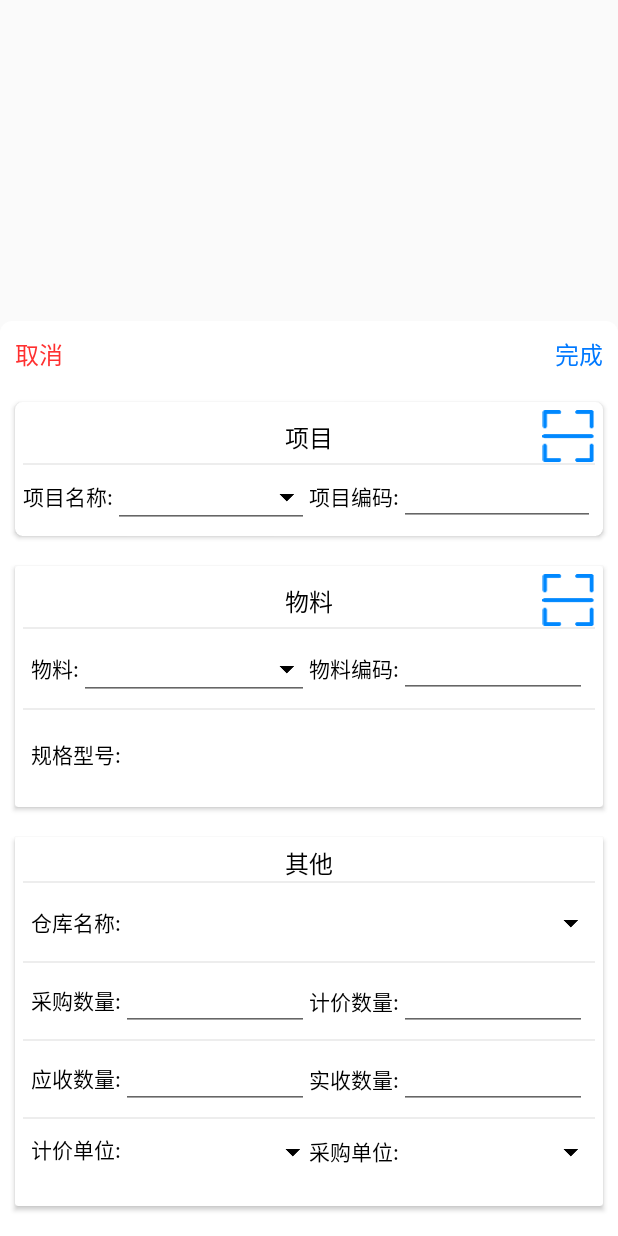
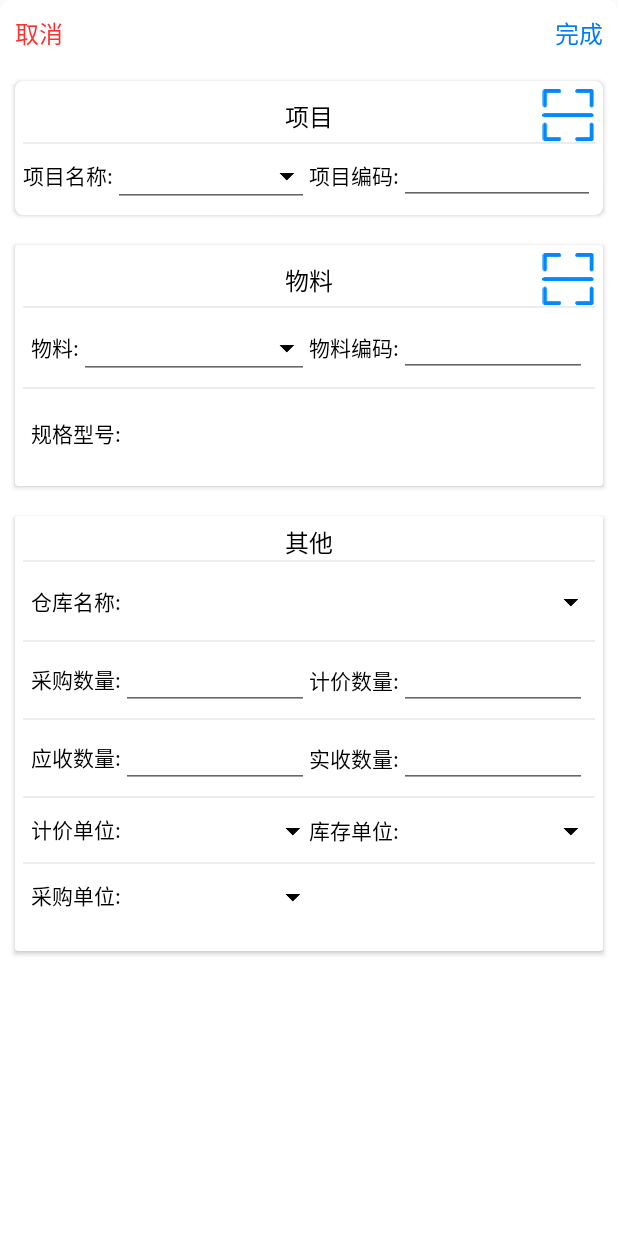
Before and after one commit to LEEHOR/kingdeepda, an Android app: the fragment PurchaseOrderAddDialog shown on its own in the app's theme, after a tap on "取消", on a phone screen of 412 x 824 dp. Run offline under Robolectric (Android 15) with nearby library versions, the phone set to English and light mode, and no system bars; our stand-ins replace ButterKnife, CircleImageView; libraries missing offline, so code that uses them is left out: com.ajguan.library, com.chad.library.

Commit message:
采购入库手动添加时的弹窗修改为全屏。并加入数量字段和单位字段

```diff
--- a/app/src/main/java/com/jeewms/www/wms/base/BaseFragment.java
+++ b/app/src/main/java/com/jeewms/www/wms/base/BaseFragment.java
@@ -37,7 +37,6 @@ import com.jeewms.www.wms.dataBase.BdStock;
 import com.jeewms.www.wms.dataBase.BdSupplier;
 import com.jeewms.www.wms.dataBase.BdUnit;
 import com.jeewms.www.wms.ui.dialog.UpdateBaseDataDialog;
-import com.jeewms.www.wms.ui.fragment.MineFragment;
 import com.jeewms.www.wms.util.GsonUtils;
 import com.jeewms.www.wms.util.SharedPreferencesUtil;
 import com.jeewms.www.wms.util.ToastUtil;
@@ -518,7 +517,6 @@ public abstract class BaseFragment extends Fragment {
                     myHandler.sendMessage(message);
                 }
 
-
             }
         });
     }
--- a/app/src/main/java/com/jeewms/www/wms/ui/activity/mine/ChangePass.java
+++ b/app/src/main/java/com/jeewms/www/wms/ui/activity/mine/ChangePass.java
@@ -142,12 +142,6 @@ public class ChangePass extends BaseActivity {
         check();
     }
 
-    /**
-     * 清除用户信息
-     */
-    private void removeUerInfo() {
-        SharedPreferencesUtil.getInstance(this).clear();
-    }
 
     private void updateUserInfo(String pwd) {
         SharedPreferencesUtil.getInstance(this).setKeyValue(Shared.PASSWORD, pwd);
--- a/app/src/main/java/com/jeewms/www/wms/ui/activity/purchaseWarehousing/PurchaseWarehousingAddActivity.java
+++ b/app/src/main/java/com/jeewms/www/wms/ui/activity/purchaseWarehousing/PurchaseWarehousingAddActivity.java
@@ -328,7 +328,7 @@ public class PurchaseWarehousingAddActivity extends BaseActivity {
             @Override
             public void onConfirm(InStockEntryBean.DataEntity body) {
                 TableBodyDate.add(body);
-                addTable.addData(TableBodyDate,false);
+                addTable.addData(TableBodyDate,true);
             }
 
             @Override
--- a/app/src/main/java/com/jeewms/www/wms/ui/activity/purchaseWarehousing/PurchaseWarehousingDetailActivity.java
+++ b/app/src/main/java/com/jeewms/www/wms/ui/activity/purchaseWarehousing/PurchaseWarehousingDetailActivity.java
@@ -424,7 +424,7 @@ public class PurchaseWarehousingDetailActivity extends BaseActivity {
             public void onConfirm(InStockEntryBean.DataEntity body) {
                 TableBodyDate.clear();
                 TableBodyDate.add(body);
-                addTable.addData(TableBodyDate, false);
+                addTable.addData(TableBodyDate, true);
             }
 
             @Override
--- a/app/src/main/java/com/jeewms/www/wms/ui/dialog/PurchaseOrderAddDialog.java
+++ b/app/src/main/java/com/jeewms/www/wms/ui/dialog/PurchaseOrderAddDialog.java
@@ -56,8 +56,8 @@ public class PurchaseOrderAddDialog extends BaseDialogFragment {
     TextView tvFstockName;
     @BindView(R.id.tv_fpriceunitName)
     TextView tvFpriceunitName;
-    @BindView(R.id.tv_fpurorgName)
-    TextView tvFpurorgName;
+    @BindView(R.id.tv_fremainInStockUnitName)
+    TextView tvFremainInStockUnitName;
     @BindView(R.id.tv_fremainInStockQty)
     EditText tvFremainInStockQty;
     @BindView(R.id.tv_fpriceUnitQty)
@@ -66,11 +66,18 @@ public class PurchaseOrderAddDialog extends BaseDialogFragment {
     EditText tvFmustQty;
     @BindView(R.id.tv_frealQty)
     EditText tvFrealQty;
+    @BindView(R.id.tv_funitName)
+    TextView tvFunitName;
     Unbinder unbinder;
-
     private InStockEntryBean.DataEntity body = new InStockEntryBean.DataEntity();
     private int mSelect = 9999;
     private int pSelect = 9999;
+    private MaterialDialog materialDialog;
+    private ProjectDialog projectDialog;
+    private StockDialog stockDialog;
+    private UnitDialog priceUnit;
+    private UnitDialog funitName;
+    private UnitDialog fremainInStockUnitName;
 
 
     public static PurchaseOrderAddDialog newInstance(String title, int type) {
@@ -94,6 +101,105 @@ public class PurchaseOrderAddDialog extends BaseDialogFragment {
 
     @Override
     protected void initFunc() {
+        materialDialog = MaterialDialog.newInstance(mSelect);
+        materialDialog.setListener(new MaterialDialog.MaterialSelectListener() {
+            @Override
+            public void onConfirm(String name, String number, String specification, int position) {
+                mSelect = position;
+                tvFmaterialName.setText(name);
+                tvFmaterialNum.setText(number);
+                tvFmaterialSpecification.setText(specification);
+                body.setFmaterialName(name);
+                body.setFmaterialNumber(number);
+                body.setFspecification(specification);
+            }
+
+            @Override
+            public void onClose() {
+                materialDialog.Close();
+            }
+        });
+
+        projectDialog = ProjectDialog.newInstance(pSelect);
+        projectDialog.setListener(new ProjectDialog.ProjectSelectListener() {
+            @Override
+            public void onConfirm(String name, String number, int position) {
+                pSelect = position;
+                tvProjectName.setText(name);
+                tvProjectNum.setText(number);
+                body.setProjectName(name);
+                body.setProjectNumber(number);
+            }
+
+            @Override
+            public void onClose() {
+                projectDialog.Close();
+            }
+        });
+
+        stockDialog = StockDialog.newInstance(999);
+        stockDialog.setListener(new StockDialog.StockSelectListener() {
+            @Override
+            public void onConfirm(String name, String number, int position) {
+                tvFstockName.setText(name);
+                body.setFstockName(name);
+                body.setFstockNumber(name);
+            }
+
+            @Override
+            public void onClose() {
+                stockDialog.Close();
+            }
+        });
+
+        //计价单位
+        priceUnit = UnitDialog.newInstance(9999);
+        priceUnit.setListener(new UnitDialog.UnitSelectListener() {
+            @Override
+            public void onConfirm(String name, String number) {
+                tvFpriceunitName.setText(name);
+                body.setFpriceUnitName(name);
+                body.setFpriceUnitNumber(number);
+            }
+
+            @Override
+            public void onClose() {
+                priceUnit.Close();
+            }
+        });
+
+        //库存单位
+        funitName = UnitDialog.newInstance(9999);
+        funitName.setListener(new UnitDialog.UnitSelectListener() {
+            @Override
+            public void onConfirm(String name, String number) {
+                tvFunitName.setText(name);
+                body.setFunitName(name);
+                body.setFunitNumber(number);
+            }
+
+            @Override
+            public void onClose() {
+                funitName.Close();
+            }
+        });
+
+        //采购单位
+        //fremainInStockUnitName
+        fremainInStockUnitName = UnitDialog.newInstance(9999);
+        fremainInStockUnitName.setListener(new UnitDialog.UnitSelectListener() {
+            @Override
+            public void onConfirm(String name, String number) {
+                tvFremainInStockUnitName.setText(name);
+                body.setFremainInStockUnitName(name);
+                body.setFremainInStockUnitNumber(number);
+            }
+
+            @Override
+            public void onClose() {
+                fremainInStockUnitName.Close();
+            }
+        });
     }
 
     @Override
@@ -140,7 +246,9 @@ public class PurchaseOrderAddDialog extends BaseDialogFragment {
     }
 
 
-    @OnClick({R.id.purchase_order_add_close, R.id.purchase_order_add_complete, R.id.tv_projectName, R.id.tv_fmaterialName, R.id.tv_fstockName, R.id.tv_fpriceunitName})
+    @OnClick({R.id.purchase_order_add_close, R.id.purchase_order_add_complete, R.id.tv_projectName,
+            R.id.tv_fmaterialName, R.id.tv_fstockName, R.id.tv_fpriceunitName,
+            R.id.tv_fremainInStockUnitName,R.id.tv_funitName})
     public void onViewClicked(View view) {
         switch (view.getId()) {
             case R.id.purchase_order_add_close:
@@ -150,16 +258,16 @@ public class PurchaseOrderAddDialog extends BaseDialogFragment {
                 break;
             case R.id.purchase_order_add_complete:
                 if (onAddOrderListeners != null) {
-                    if (StringUtil.isEmpty(tvFremainInStockQty.getText().toString().trim())) {
+                    if (!StringUtil.isEmpty(tvFremainInStockQty.getText().toString().trim())) {
                         body.setFremainInStockQty(Integer.parseInt(tvFremainInStockQty.getText().toString().trim()));
                     }
-                    if (StringUtil.isEmpty(tvFpriceUnitQty.getText().toString().trim())){
+                    if (!StringUtil.isEmpty(tvFpriceUnitQty.getText().toString().trim())) {
                         body.setFpriceUnitQty(Integer.parseInt(tvFpriceUnitQty.getText().toString().trim()));
                     }
-                    if (StringUtil.isEmpty(tvFmustQty.getText().toString().trim())){
+                    if (!StringUtil.isEmpty(tvFmustQty.getText().toString().trim())) {
                         body.setFmustQty(Integer.parseInt(tvFmustQty.getText().toString().trim()));
                     }
-                    if (StringUtil.isEmpty(tvFrealQty.getText().toString().trim())){
+                    if (!StringUtil.isEmpty(tvFrealQty.getText().toString().trim())) {
                         body.setFrealQty(Integer.parseInt(tvFrealQty.getText().toString().trim()));
                     }
 
@@ -168,78 +276,26 @@ public class PurchaseOrderAddDialog extends BaseDialogFragment {
                 Close();
                 break;
             case R.id.tv_projectName:
-                Projectdialog();
+                projectDialog.show(getActivity().getFragmentManager(), "物料");
                 break;
             case R.id.tv_fmaterialName:
-                Materialdialog();
+                materialDialog.show(getActivity().getFragmentManager(), "物料");
                 break;
             case R.id.tv_fstockName:
-                Stock();
+                stockDialog.show(getActivity().getFragmentManager(), "仓库");
+                break;
+            case R.id.tv_fpriceunitName: //计价
+                priceUnit.show(getActivity().getFragmentManager(), "计价");
+                break;
+            case R.id.tv_funitName: //库存
+                funitName.show(getActivity().getFragmentManager(), "库存");
+                break;
+            case R.id.tv_fremainInStockUnitName://采购
+                fremainInStockUnitName.show(getActivity().getFragmentManager(), "库存");
                 break;
         }
     }
 
-    //物料
-    private void Materialdialog() {
-        final MaterialDialog materialDialog = MaterialDialog.newInstance(mSelect);
-        materialDialog.setListener(new MaterialDialog.MaterialSelectListener() {
-            @Override
-            public void onConfirm(String name, String number, String specification, int position) {
-                mSelect = position;
-                tvFmaterialName.setText(name);
-                tvFmaterialNum.setText(number);
-                tvFmaterialSpecification.setText(specification);
-                body.setFmaterialName(name);
-                body.setFmaterialNumber(number);
-                body.setFspecification(specification);
-            }
-
-            @Override
-            public void onClose() {
-                materialDialog.Close();
-            }
-        });
-        materialDialog.show(getActivity().getFragmentManager(), "物料");
-    }
-
-    private void Projectdialog() {
-        final ProjectDialog projectDialog = ProjectDialog.newInstance(pSelect);
-        projectDialog.setListener(new ProjectDialog.ProjectSelectListener() {
-            @Override
-            public void onConfirm(String name, String number, int position) {
-                pSelect = position;
-                tvProjectName.setText(name);
-                tvProjectNum.setText(number);
-                body.setProjectName(name);
-                body.setProjectNumber(number);
-            }
-
-            @Override
-            public void onClose() {
-                projectDialog.Close();
-            }
-        });
-        projectDialog.show(getActivity().getFragmentManager(), "物料");
-    }
-
-    //仓库
-    private void Stock() {
-        final StockDialog stockDialog = StockDialog.newInstance(999);
-        stockDialog.setListener(new StockDialog.StockSelectListener() {
-            @Override
-            public void onConfirm(String name, String number, int position) {
-                tvFstockName.setText(name);
-                body.setFstockStatusName(name);
-                body.setFstockNumber(name);
-            }
-
-            @Override
-            public void onClose() {
-                stockDialog.Close();
-            }
-        });
-        stockDialog.show(getActivity().getFragmentManager(), "仓库");
-    }
 
     @Override
     public View onCreateView(LayoutInflater inflater, ViewGroup container, Bundle savedInstanceState) {
@@ -255,6 +311,7 @@ public class PurchaseOrderAddDialog extends BaseDialogFragment {
         unbinder.unbind();
     }
 
+
     public interface OnAddOrderListener {
         //项目编码  物料编码
         void onConfirm(InStockEntryBean.DataEntity body);
--- a/app/src/main/res/layout/dialog_purchase_order_add.xml
+++ b/app/src/main/res/layout/dialog_purchase_order_add.xml
@@ -8,7 +8,8 @@
     <android.support.constraint.ConstraintLayout
         android:id="@+id/cts_3"
         android:layout_width="0dp"
-        android:layout_height="wrap_content"
+        android:layout_height="0dp"
+        app:layout_constraintTop_toTopOf="parent"
         app:layout_constraintLeft_toLeftOf="parent"
         app:layout_constraintRight_toRightOf="parent"
         app:layout_constraintBottom_toBottomOf="parent"
@@ -18,9 +19,9 @@
             android:id="@+id/purchase_order_cts1"
             android:layout_width="match_parent"
             android:layout_height="wrap_content"
+            app:layout_constraintTop_toTopOf="parent"
             app:layout_constraintLeft_toLeftOf="parent"
-            app:layout_constraintRight_toRightOf="parent"
-            app:layout_constraintBottom_toTopOf="@id/purchase_order_sc">
+            app:layout_constraintRight_toRightOf="parent">
 
             <TextView
                 android:id="@+id/purchase_order_add_close"
@@ -60,10 +61,9 @@
             android:id="@+id/purchase_order_sc"
             android:layout_width="match_parent"
             android:layout_height="wrap_content"
+            app:layout_constraintTop_toBottomOf="@+id/purchase_order_cts1"
             app:layout_constraintLeft_toLeftOf="parent"
-            app:layout_constraintRight_toRightOf="parent"
-            app:layout_constraintBottom_toBottomOf="parent">
-
+            app:layout_constraintRight_toRightOf="parent">
             <LinearLayout
                 android:layout_width="match_parent"
                 android:layout_height="wrap_content"
@@ -378,6 +378,7 @@
 
                                 <EditText
                                     style="@style/mine_fragment"
+                                    android:gravity="center"
                                     android:id="@+id/tv_fremainInStockQty"
                                     android:layout_width="match_parent"
                                     android:layout_height="wrap_content"
@@ -401,6 +402,7 @@
                                 <EditText
                                     style="@style/mine_fragment"
                                     android:id="@+id/tv_fpriceUnitQty"
+                                    android:gravity="center"
                                     android:layout_width="match_parent"
                                     android:layout_height="wrap_content"
                                     android:inputType="number"
@@ -434,6 +436,7 @@
                                 <EditText
                                     style="@style/mine_fragment"
                                     android:id="@+id/tv_fmustQty"
+                                    android:gravity="center"
                                     android:layout_width="match_parent"
                                     android:layout_height="wrap_content"
                                     android:inputType="number"
@@ -456,6 +459,7 @@
                                 <EditText
                                     style="@style/mine_fragment"
                                     android:id="@+id/tv_frealQty"
+                                    android:gravity="center"
                                     android:layout_width="match_parent"
                                     android:layout_height="wrap_content"
                                     android:inputType="number"
@@ -490,6 +494,7 @@
                                 <TextView
                                     android:paddingTop="5dp"
                                     android:paddingBottom="5dp"
+                                    android:gravity="center"
                                     style="@style/mine_fragment"
                                     android:id="@+id/tv_fpriceunitName"
                                     android:layout_width="match_parent"
@@ -509,19 +514,66 @@
                                     style="@style/mine_fragment"
                                     android:layout_width="wrap_content"
                                     android:layout_height="wrap_content"
+                                    android:text="库存单位:" />
+
+                                <TextView
+                                    android:paddingTop="5dp"
+                                    android:paddingBottom="5dp"
+                                    style="@style/mine_fragment"
+                                    android:gravity="center"
+                                    android:id="@+id/tv_funitName"
+                                    android:layout_width="match_parent"
+                                    android:layout_height="wrap_content"
+                                    android:drawableRight="@drawable/ic_sanjiao1"
+                                    android:singleLine="true" />
+                            </LinearLayout>
+                        </LinearLayout>
+
+                        <View
+                            android:layout_width="match_parent"
+                            android:layout_height="1dp"
+                            android:background="@color/actions_background_light" />
+                        <LinearLayout
+                            android:layout_width="match_parent"
+                            android:layout_height="wrap_content"
+                            android:padding="5dp"
+                            android:orientation="horizontal"
+                            android:gravity="center_vertical">
+
+                            <LinearLayout
+                                android:layout_width="0dp"
+                                android:layout_height="wrap_content"
+                                android:layout_weight="1"
+                                android:orientation="horizontal">
+
+                                <TextView
+                                    style="@style/mine_fragment"
+                                    android:layout_width="wrap_content"
+                                    android:layout_height="wrap_content"
                                     android:text="采购单位:" />
 
                                 <TextView
                                     android:paddingTop="5dp"
                                     android:paddingBottom="5dp"
                                     style="@style/mine_fragment"
-                                    android:id="@+id/tv_fpurorgName"
+                                    android:gravity="center"
+                                    android:id="@+id/tv_fremainInStockUnitName"
                                     android:layout_width="match_parent"
                                     android:layout_height="wrap_content"
                                     android:drawableRight="@drawable/ic_sanjiao1"
                                     android:singleLine="true" />
                             </LinearLayout>
+
+                            <LinearLayout
+                                android:layout_width="0dp"
+                                android:layout_height="wrap_content"
+                                android:layout_weight="1"
+                                android:orientation="horizontal"
+                                android:gravity="center_vertical">
+
+                            </LinearLayout>
                         </LinearLayout>
+
                     </LinearLayout>
                 </android.support.v7.widget.CardView>
             </LinearLayout>
```
Also changed, not shown: 1 other file.
